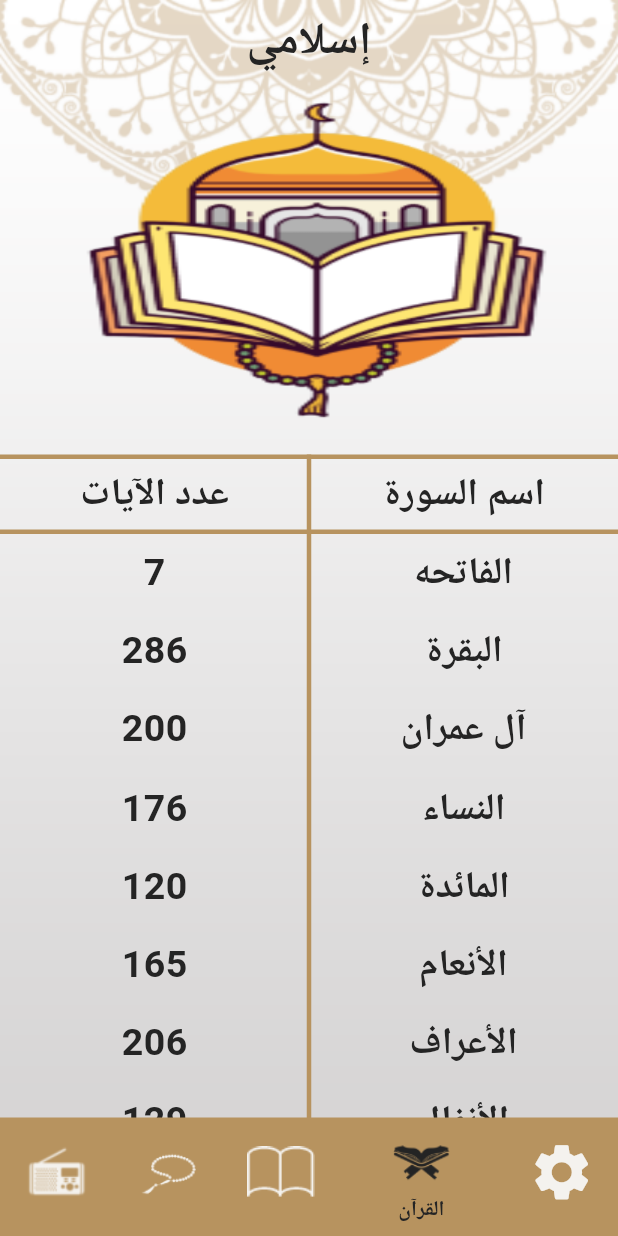
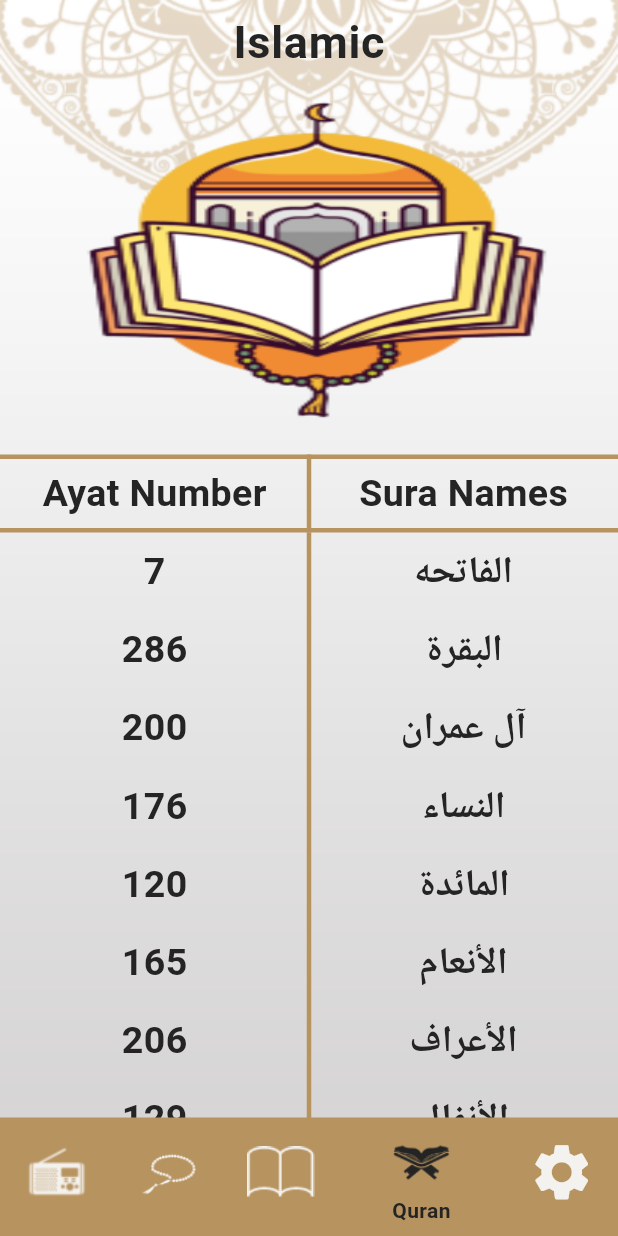
Before and after one commit to ahmedragab112/Islamic, a Flutter app: the screen it shows after launch, item 4 of the bottom bar chosen, on a phone screen of 412 x 824 dp. Run offline on Flutter 3.47's test engine with Material 2 defaults, Android fonts, the phone set to English and light mode, and no system bars; generated files the repository leaves out were written again; Roboto replaces fonts that are missing (assets/fonts/ElMessiri-SemiBold.ttf, assets/fonts/KOUFIBD.TTF).

Commit message:
adding localization

```diff
--- /dev/null
+++ b/l10n.yaml
@@ -0,0 +1,3 @@
+arb-dir: lib/l10n
+template-arb-file: app_en.arb
+output-localization-file: app_localizations.dart
--- /dev/null
+++ b/lib/l10n/app_en.arb
@@ -0,0 +1,10 @@
+{
+  "appTitle": "Islamic",
+  "suraNames": "Sura Names",
+  "ahadeth": "Ahadeth",
+  "numberOfAyat": "Ayat Number",
+  "tasbeh": "Tasbeh",
+  "setting": "Setting",
+  "radio": "Radio",
+  "quran": "Quran"
+}
--- a/lib/main.dart
+++ b/lib/main.dart
@@ -1,4 +1,5 @@
 import 'package:flutter/material.dart';
+import 'package:flutter_gen/gen_l10n/app_localizations.dart';
 import 'package:islamic_app/model/my_them_data.dart';
 import 'package:islamic_app/pages/ahadth_details.dart';
 import 'package:islamic_app/pages/quran_details.dart';
@@ -14,6 +15,8 @@ class MyApp extends StatelessWidget {
   @override
   Widget build(BuildContext context) {
     return MaterialApp(
+      localizationsDelegates: AppLocalizations.localizationsDelegates,
+      supportedLocales: AppLocalizations.supportedLocales,
       debugShowCheckedModeBanner: false,
       initialRoute: HomePage.routeName,
       routes: {
--- a/lib/model/sura_model.dart
+++ b/lib/model/sura_model.dart
@@ -123,7 +123,7 @@ const List<int> numberOfAyatInSurah = [
   26,
 ];
 
-const List<String> ArSuras = [
+const List<String> arSuras = [
   "الفاتحه",
   "البقرة",
   "آل عمران",
@@ -239,9 +239,9 @@ const List<String> ArSuras = [
   "الفلق",
   "الناس"
 ];
-List<int> numbers = List.generate(114, (index) => index+1 );
+List<int> numbers = List.generate(114, (index) => index + 1);
 
 List<SurahData> combinedList = List.generate(
     numberOfAyatInSurah.length,
     (index) =>
-        SurahData(numberOfAyatInSurah[index], ArSuras[index], numbers[index]));
+        SurahData(numberOfAyatInSurah[index], arSuras[index], numbers[index]));
--- a/lib/pages/taps/moshaf_page.dart
+++ b/lib/pages/taps/moshaf_page.dart
@@ -1,4 +1,5 @@
 import 'package:flutter/material.dart';
+import 'package:flutter_gen/gen_l10n/app_localizations.dart';
 import 'package:islamic_app/model/my_them_data.dart';
 import 'package:islamic_app/model/sura_model.dart';
 import 'package:islamic_app/pages/quran_details.dart';
@@ -19,14 +20,14 @@ class MoshafPage extends StatelessWidget {
             fit: BoxFit.fill,
           ),
         ),
-        SliverToBoxAdapter(
+        const SliverToBoxAdapter(
           child: SizedBox(
             height: 20,
           ),
         ),
         SliverToBoxAdapter(
           child: Table(
-            border: TableBorder(
+            border: const TableBorder(
               top: BorderSide(
                 color: MyThemData.primryColor,
                 width: 3,
@@ -44,15 +45,18 @@ class MoshafPage extends StatelessWidget {
             textDirection: TextDirection.rtl,
             children: [
               TableRow(children: [
-                BuildTableRow(txt: 'اسم السورة', header: true),
-                BuildTableRow(txt: 'عدد الآيات', header: true),
+                BuildTableRow(
+                    txt: AppLocalizations.of(context)!.suraNames, header: true),
+                BuildTableRow(
+                    txt: AppLocalizations.of(context)!.numberOfAyat,
+                    header: true),
               ])
             ],
           ),
         ),
         SliverToBoxAdapter(
           child: Table(
-              border: TableBorder(
+              border: const TableBorder(
                 verticalInside: BorderSide(
                   color: MyThemData.primryColor,
                   width: 3,
--- a/lib/pages/taps/sebha_page.dart
+++ b/lib/pages/taps/sebha_page.dart
@@ -28,7 +28,7 @@ class _SebhaPageState extends State<SebhaPage> {
                 alignment: Alignment.center,
                 children: [
                   Container(
-                    padding: EdgeInsets.only(top: 60),
+                    padding: const EdgeInsets.only(top: 60),
                     child: Transform.rotate(
                       angle: angel,
                       child: Image.asset(
--- a/lib/widgets/bottom_navigation_bar.dart
+++ b/lib/widgets/bottom_navigation_bar.dart
@@ -1,4 +1,5 @@
 import 'package:flutter/material.dart';
+import 'package:flutter_gen/gen_l10n/app_localizations.dart';
 import 'package:islamic_app/model/my_them_data.dart';
 import 'package:islamic_app/pages/taps/ahadeth_page.dart';
 import 'package:islamic_app/pages/taps/moshaf_page.dart';
@@ -38,7 +39,7 @@ class _HomePageState extends State<HomePage> {
         Scaffold(
           appBar: AppBar(
             title: Text(
-              'إسلامي',
+              AppLocalizations.of(context)!.appTitle,
               style: Theme.of(context).textTheme.bodyLarge,
             ),
           ),
@@ -50,39 +51,39 @@ class _HomePageState extends State<HomePage> {
               setState(() {});
             },
             currentIndex: index,
-            items: const [
+            items: [
               BottomNavigationBarItem(
-                  icon: ImageIcon(
+                  icon: const ImageIcon(
                     AssetImage('assets/images/radio_icon.png'),
                   ),
-                  label: 'الراديو',
+                  label: AppLocalizations.of(context)!.radio,
                   backgroundColor: MyThemData.primryColor),
               BottomNavigationBarItem(
-                icon: ImageIcon(
+                icon: const ImageIcon(
                   AssetImage('assets/images/sebha_icon.png'),
                 ),
-                label: 'التسبيح',
+                label: AppLocalizations.of(context)!.tasbeh,
                 backgroundColor: MyThemData.primryColor,
               ),
               BottomNavigationBarItem(
-                icon: ImageIcon(
+                icon: const ImageIcon(
                   AssetImage('assets/images/ahadeth_icon.png'),
                 ),
-                label: 'الأحاديث',
+                label: AppLocalizations.of(context)!.ahadeth,
                 backgroundColor: MyThemData.primryColor,
               ),
               BottomNavigationBarItem(
-                icon: ImageIcon(
+                icon: const ImageIcon(
                   AssetImage(
                     'assets/images/moshaf_blue.png',
                   ),
                 ),
-                label: 'القرآن',
+                label: AppLocalizations.of(context)!.quran,
                 backgroundColor: MyThemData.primryColor,
               ),
               BottomNavigationBarItem(
-                icon: Icon(Icons.settings),
-                label: 'الاعدادات',
+                icon: const Icon(Icons.settings),
+                label: AppLocalizations.of(context)!.setting,
                 backgroundColor: MyThemData.primryColor,
               ),
             ],
```
Also changed, not shown: lib/l10n/app_ar.arb (added, +10 -0 lines), lib/pages/ahadth_details.dart (+14 -12 lines), lib/pages/quran_details.dart (+13 -12 lines), lib/pages/taps/ahadeth_page.dart (+7 -7 lines), pubspec.yaml (+5 -5 lines), assets/images/sura_symbol.png (deleted), pubspec.lock.
